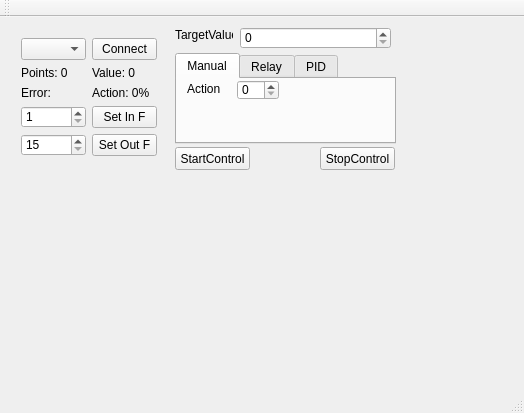
This is mainwindow.ui in petukhovtd/control_stm32_usb_cdc as Qt 5 draws it before an edit. The edited form follows.
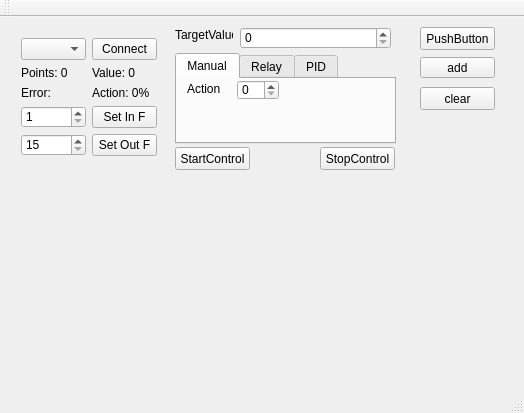
This is the edited form. Custom widgets are drawn as their Qt base class.

```diff
--- a/mainwindow.ui
+++ b/mainwindow.ui
@@ -317,6 +317,55 @@
      <number>4095</number>
     </property>
    </widget>
+   <widget class="QCustomPlot" name="plotwidget" native="true">
+    <property name="geometry">
+     <rect>
+      <x>10</x>
+      <y>170</y>
+      <width>501</width>
+      <height>191</height>
+     </rect>
+    </property>
+   </widget>
+   <widget class="QPushButton" name="pushButton">
+    <property name="geometry">
+     <rect>
+      <x>420</x>
+      <y>10</y>
+      <width>75</width>
+      <height>23</height>
+     </rect>
+    </property>
+    <property name="text">
+     <string>PushButton</string>
+    </property>
+   </widget>
+   <widget class="QPushButton" name="addbutton">
+    <property name="geometry">
+     <rect>
+      <x>420</x>
+      <y>40</y>
+      <width>75</width>
+      <height>21</height>
+     </rect>
+    </property>
+    <property name="text">
+     <string>add</string>
+    </property>
+   </widget>
+   <widget class="QPushButton" name="clearbutton">
+    <property name="geometry">
+     <rect>
+      <x>420</x>
+      <y>70</y>
+      <width>75</width>
+      <height>23</height>
+     </rect>
+    </property>
+    <property name="text">
+     <string>clear</string>
+    </property>
+   </widget>
   </widget>
   <widget class="QMenuBar" name="menuBar">
    <property name="geometry">
@@ -339,6 +388,14 @@
   <widget class="QStatusBar" name="statusBar"/>
  </widget>
  <layoutdefault spacing="6" margin="11"/>
+ <customwidgets>
+  <customwidget>
+   <class>QCustomPlot</class>
+   <extends>QWidget</extends>
+   <header>qcustomplot.h</header>
+   <container>1</container>
+  </customwidget>
+ </customwidgets>
  <resources/>
  <connections/>
 </ui>
```
Left out of the diff: 6 changed lines with no effect on the pictures.
